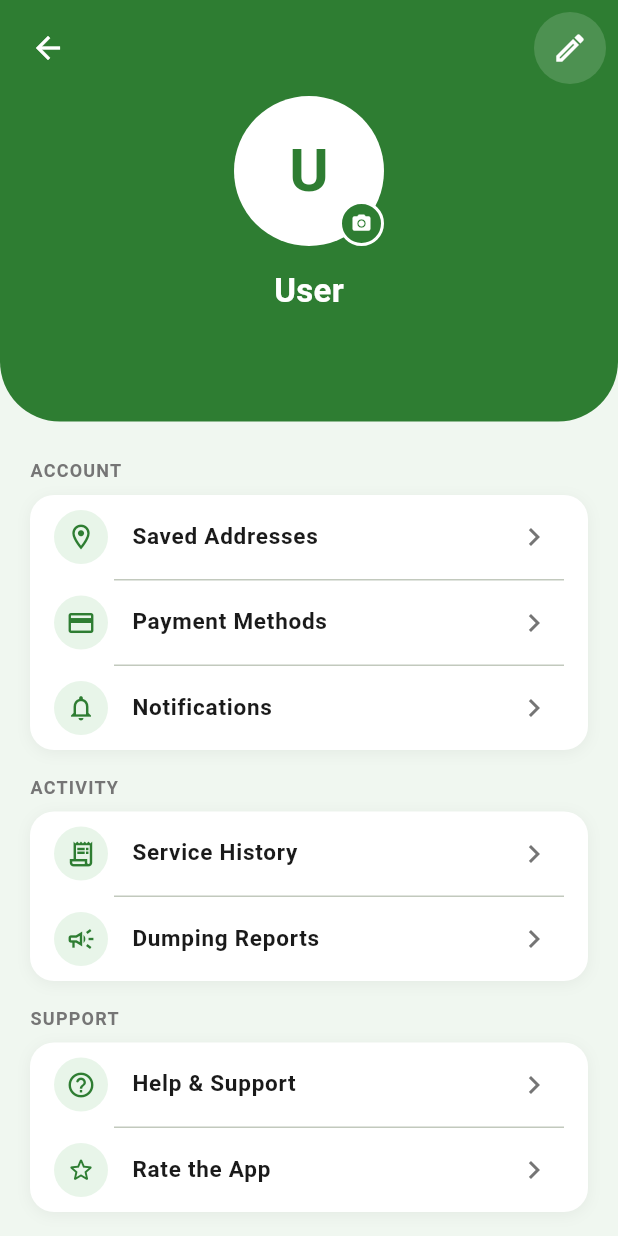
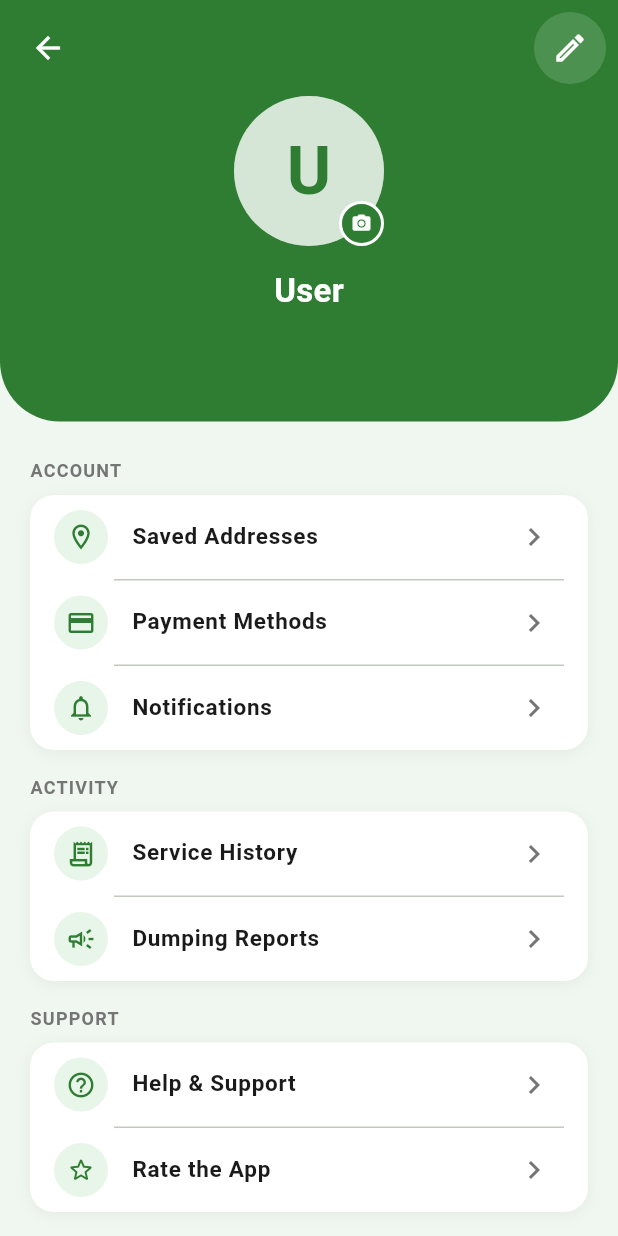
Before and after one commit to lilcoded7/Wast-Mobile, a Flutter app: the ProfilePage screen opened directly, on a phone screen of 412 x 824 dp. Run offline on Flutter 3.47's test engine with Material 3 defaults, Android fonts, the phone set to English and light mode, and no system bars; our stand-ins replace audioplayers, cached_network_image, fl_chart, flutter_dotenv, flutter_local_notifications, geolocator and 4 more; accounts and stored records are empty.

Commit message:
Fix profile photo upload display on production HTTPS.
Use SSL-aware image loading, refresh profile URLs after multipart upload, and harden multipart uploads with token refresh and proper image MIME types.

Co-authored-by: Cursor <cursoragent@cursor.com>

```diff
--- a/lib/collector/collector_personal_info.dart
+++ b/lib/collector/collector_personal_info.dart
@@ -1,6 +1,6 @@
 import 'package:flutter/material.dart';
 import 'package:image_picker/image_picker.dart';
-import 'package:cached_network_image/cached_network_image.dart';
+import '../widgets/profile_avatar.dart';
 import 'package:provider/provider.dart';
 import '../providers/user_provider.dart';
 
@@ -165,7 +165,7 @@ class _CollectorPersonalInfoPageState extends State<CollectorPersonalInfoPage> {
                       borderRadius: BorderRadius.circular(20),
                       image: photoUrl != null
                           ? DecorationImage(
-                              image: CachedNetworkImageProvider(photoUrl),
+                              image: profileImageProvider(photoUrl)!,
                               fit: BoxFit.cover,
                             )
                           : null,
--- a/lib/home/profile_screen.dart
+++ b/lib/home/profile_screen.dart
@@ -2,7 +2,7 @@ import 'dart:io';
 import 'package:flutter/material.dart';
 import 'package:provider/provider.dart';
 import 'package:image_picker/image_picker.dart';
-import 'package:cached_network_image/cached_network_image.dart';
+import '../widgets/profile_avatar.dart';
 import '../providers/user_provider.dart';
 import '../services/api_service.dart';
 import '../constants/api_constants.dart';
@@ -93,41 +93,11 @@ class ProfilePage extends StatelessWidget {
                             shape: BoxShape.circle,
                           ),
                           clipBehavior: Clip.hardEdge,
-                          child: provider.profileImageUrl != null
-                              ? CachedNetworkImage(
-                                  imageUrl: provider.profileImageUrl!,
-                                  fit: BoxFit.cover,
-                                  placeholder: (_, __) => Center(
-                                    child: Text(
-                                      provider.displayInitial,
-                                      style: const TextStyle(
-                                        color: _kPrimary,
-                                        fontSize: 40,
-                                        fontWeight: FontWeight.bold,
-                                      ),
-                                    ),
-                                  ),
-                                  errorWidget: (_, __, ___) => Center(
-                                    child: Text(
-                                      provider.displayInitial,
-                                      style: const TextStyle(
-                                        color: _kPrimary,
-                                        fontSize: 40,
-                                        fontWeight: FontWeight.bold,
-                                      ),
-                                    ),
-                                  ),
-                                )
-                              : Center(
-                                  child: Text(
-                                    provider.displayInitial,
-                                    style: const TextStyle(
-                                      color: _kPrimary,
-                                      fontSize: 40,
-                                      fontWeight: FontWeight.bold,
-                                    ),
-                                  ),
-                                ),
+                          child: ProfileAvatar(
+                            imageUrl: provider.profileImageUrl,
+                            radius: 50,
+                            fallbackInitial: provider.displayInitial,
+                          ),
                         ),
                         GestureDetector(
                           onTap: () => _showEditSheet(context),
@@ -450,7 +420,7 @@ class _EditProfileSheetState extends State<_EditProfileSheet> {
     try {
       final provider = context.read<AppProvider>();
       if (_imageFile != null) {
-        final data = await ApiService.patchMultipart(
+        await ApiService.patchMultipart(
           ApiConstants.customerProfileUpdate,
           {
             'first_name': first,
@@ -459,26 +429,13 @@ class _EditProfileSheetState extends State<_EditProfileSheet> {
           },
           imageFile: _imageFile,
         );
-        if (data.isNotEmpty) {
-          if (data['profile_image'] != null) {
-            provider.mergeProfileImage(data['profile_image'] as String);
-          } else if (data.containsKey('user')) {
-            provider.setCurrentUser(data['user'] as Map<String, dynamic>);
-          } else if (data.containsKey('id') || data.containsKey('phone')) {
-            provider.setCurrentUser(data);
-          } else {
-            final refreshed = await ApiService.get(ApiConstants.customerProfileUpdate);
-            if (refreshed['profile_image'] != null) {
-              provider.mergeProfileImage(refreshed['profile_image'] as String);
-            }
-            provider.setCurrentUser({...?provider.currentUser, ...refreshed});
-          }
-        } else {
-          final refreshed = await ApiService.get(ApiConstants.customerProfileUpdate);
-          if (refreshed['profile_image'] != null) {
-            provider.mergeProfileImage(refreshed['profile_image'] as String);
-          }
-        }
+        await provider.refreshProfileImageFromServer();
+        provider.setCurrentUser({
+          ...?provider.currentUser,
+          'first_name': first,
+          'last_name': last,
+          if (email.isNotEmpty) 'email': email,
+        });
       } else {
         await provider.updateProfile({
           'first_name': first,
--- /dev/null
+++ b/lib/widgets/profile_avatar.dart
@@ -0,0 +1,147 @@
+import 'dart:io';
+import 'dart:typed_data';
+import 'dart:ui' as ui;
+import 'package:flutter/foundation.dart';
+import 'package:flutter/material.dart';
+import 'package:http/http.dart' as http;
+import 'package:http/io_client.dart';
+import '../services/app_config.dart';
+
+/// Loads images from the production API host, trusting its TLS certificate.
+class SslImageLoader {
+  SslImageLoader._();
+
+  static final Map<String, Uint8List> _cache = {};
+
+  static http.Client _client() {
+    final apiHost = Uri.tryParse(AppConfig.baseUrl)?.host ?? '';
+    final inner = HttpClient()
+      ..badCertificateCallback = (cert, host, port) {
+        if (apiHost.isEmpty) return false;
+        return host == apiHost;
+      };
+    return IOClient(inner);
+  }
+
+  static Future<Uint8List?> loadBytes(String url) async {
+    final key = url.split('?').first;
+    if (_cache.containsKey(key)) return _cache[key];
+
+    final client = _client();
+    try {
+      final response = await client.get(Uri.parse(url)).timeout(const Duration(seconds: 20));
+      if (response.statusCode == 200 && response.bodyBytes.isNotEmpty) {
+        _cache[key] = response.bodyBytes;
+        return response.bodyBytes;
+      }
+    } catch (e) {
+      debugPrint('SslImageLoader failed for $url: $e');
+    } finally {
+      client.close();
+    }
+    return null;
+  }
+
+  static void bustCache(String url) {
+    _cache.remove(url.split('?').first);
+  }
+}
+
+class SslNetworkImageProvider extends ImageProvider<SslNetworkImageProvider> {
+  final String url;
+
+  const SslNetworkImageProvider(this.url);
+
+  @override
+  Future<SslNetworkImageProvider> obtainKey(ImageConfiguration configuration) {
+    return SynchronousFuture(this);
+  }
+
+  @override
+  ImageStreamCompleter loadImage(
+    SslNetworkImageProvider key,
+    ImageDecoderCallback decode,
+  ) {
+    return MultiFrameImageStreamCompleter(
+      codec: _loadCodec(key.url, decode),
+      scale: 1.0,
+    );
+  }
+
+  static Future<ui.Codec> _loadCodec(String url, ImageDecoderCallback decode) async {
+    final bytes = await SslImageLoader.loadBytes(url);
+    if (bytes == null || bytes.isEmpty) {
+      throw StateError('Could not load image: $url');
+    }
+    final buffer = await ui.ImmutableBuffer.fromUint8List(bytes);
+    return decode(buffer);
+  }
+
+  @override
+  bool operator ==(Object other) =>
+      other is SslNetworkImageProvider && other.url == url;
+
+  @override
+  int get hashCode => url.hashCode;
+}
+
+/// Profile photo that loads correctly on production HTTPS (self-signed cert).
+class ProfileAvatar extends StatelessWidget {
+  final String? imageUrl;
+  final File? localFile;
+  final double radius;
+  final String fallbackInitial;
+  final Color backgroundColor;
+  final Color foregroundColor;
+
+  const ProfileAvatar({
+    super.key,
+    this.imageUrl,
+    this.localFile,
+    required this.radius,
+    required this.fallbackInitial,
+    this.backgroundColor = const Color(0x332E7D32),
+    this.foregroundColor = const Color(0xFF2E7D32),
+  });
+
+  @override
+  Widget build(BuildContext context) {
+    if (localFile != null) {
+      return CircleAvatar(
+        radius: radius,
+        backgroundColor: backgroundColor,
+        backgroundImage: FileImage(localFile!),
+      );
+    }
+
+    final url = imageUrl?.trim();
+    if (url != null && url.isNotEmpty) {
+      return CircleAvatar(
+        radius: radius,
+        backgroundColor: backgroundColor,
+        backgroundImage: SslNetworkImageProvider(url),
+        onBackgroundImageError: (_, __) {},
+        child: null,
+      );
+    }
+
+    return CircleAvatar(
+      radius: radius,
+      backgroundColor: backgroundColor,
+      child: Text(
+        fallbackInitial.isNotEmpty ? fallbackInitial[0].toUpperCase() : 'U',
+        style: TextStyle(
+          color: foregroundColor,
+          fontSize: radius * 0.9,
+          fontWeight: FontWeight.bold,
+        ),
+      ),
+    );
+  }
+}
+
+ImageProvider? profileImageProvider(String? imageUrl) {
+  final url = imageUrl?.trim();
+  if (url == null || url.isEmpty) return null;
+  return SslNetworkImageProvider(url);
+}
--- a/pubspec.yaml
+++ b/pubspec.yaml
@@ -24,6 +24,7 @@ dependencies:
   fl_chart: ^1.2.0
   image_picker: ^1.2.2
   cached_network_image: ^3.4.1
+  http_parser: ^4.1.2
   flutter_dotenv: ^6.0.1
 
 dev_dependencies:
```
Also changed, not shown: lib/admin/admin_home.dart (+10 -10 lines), lib/investor/investor_home.dart (+8 -10 lines), lib/providers/user_provider.dart (+27 -9 lines), lib/services/api_service.dart (+64 -24 lines), pubspec.lock, 2 other files.
